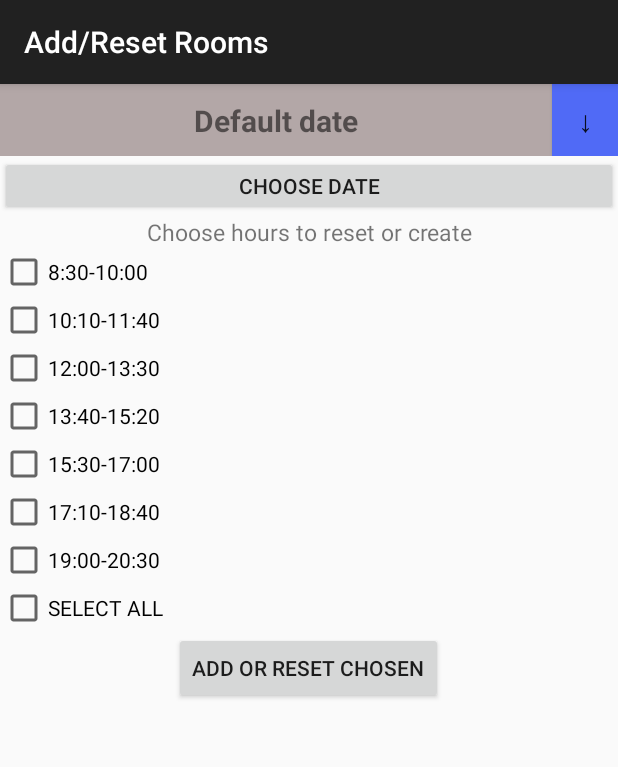
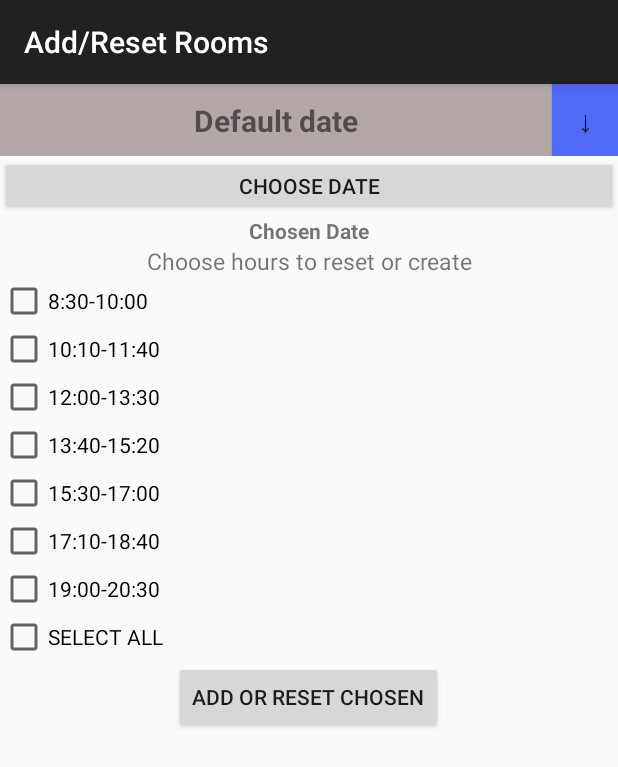
Before and after one commit to Plastuszko/Projekt_licencjacki, an Android app: the add_new_rooms screen opened directly, with no data from a screen before it, after a tap on "ADD OR RESET CHOSEN", on a phone screen of 412 x 824 dp. Shown: the top 767 px of the screen. Run offline under Robolectric (Android 15) with nearby library versions, the phone set to English and light mode, and no system bars; our stand-ins replace Firebase (no records; nobody signed in at launch, a user with empty details on screens opened directly).

Commit message:
adding new days but duplicate them

```diff
--- a/app/src/main/java/com/example/projekt_licencjacki/add_new_rooms.kt
+++ b/app/src/main/java/com/example/projekt_licencjacki/add_new_rooms.kt
@@ -1,31 +1,46 @@
 package com.example.projekt_licencjacki
 
+import android.app.DatePickerDialog
 import android.content.ContentValues.TAG
 import android.nfc.Tag
 import android.os.Bundle
 import android.os.PersistableBundle
 import android.util.Log
+import android.widget.DatePicker
 import android.widget.Toast
 import androidx.appcompat.app.AppCompatActivity
+import androidx.lifecycle.lifecycleScope
 import com.example.projekt_licencjacki.databinding.AddNewRoomsBinding
 import com.google.firebase.Firebase
 import com.google.firebase.firestore.firestore
+import kotlinx.coroutines.launch
+import java.text.SimpleDateFormat
+import java.util.Calendar
 import java.util.UUID
 import kotlin.random.Random
 
 
 private lateinit var binding: AddNewRoomsBinding
+private val formatter = SimpleDateFormat("dd.MM.yyyy")
+var chosen_date: String=""
+val calendar= Calendar.getInstance()
 var roomId=ArrayList<String>()
 var Hours: MutableMap<String, Any> = mutableMapOf()
 var Map_to_add: MutableMap<String, Any> = mutableMapOf()
 var db = Firebase.firestore
 
-class add_new_rooms: AppCompatActivity() {
+class add_new_rooms: AppCompatActivity(), DatePickerDialog.OnDateSetListener {
     override fun onCreate(savedInstanceState: Bundle?) {
         super.onCreate(savedInstanceState)
         binding = AddNewRoomsBinding.inflate(layoutInflater)
         setContentView(binding.root)
 
+        binding.chooseDateButton.setOnClickListener{
+            Log.d(TAG,"before:$ $chosen_date")
+            DatePickerDialog(this,this,calendar.get(Calendar.YEAR),calendar.get(Calendar.MONTH),calendar.get(
+                Calendar.DAY_OF_MONTH)).show()
+            Log.d(TAG,"after : $chosen_date")
+        }
         binding.checkboxHour1.setOnCheckedChangeListener{ buttonView, isChecked ->
                 if(binding.checkboxHour1.isChecked){
                     Hours[binding.checkboxHour1.text.toString()]= mutableMapOf(
@@ -139,40 +154,61 @@ class add_new_rooms: AppCompatActivity() {
             }
 
         }
-        binding.addResetBtn.setOnClickListener{
+        binding.addResetBtn.setOnClickListener {
             checkRooms()
-            for (i in roomId.indices) {
-                Map_to_add[roomId[i]] = mutableListOf(Hours)
-            }
+            if (chosen_date.isNotEmpty()) {
 
-            if(Map_to_add.isEmpty()|| Hours.isEmpty()){
-                Toast.makeText(this,"Please choose data to add",Toast.LENGTH_SHORT).show()
-            }else {
-                Log.d(TAG, "map to add: " + Map_to_add.toString())
+                for (i in roomId.indices) {
+                    Map_to_add[roomId[i]] = Hours.toMutableMap()
+                }
+
+                if (Map_to_add.isEmpty() || Hours.isEmpty()) {
+                    Toast.makeText(this, "Please choose data to add", Toast.LENGTH_SHORT).show()
+                } else {
+                    Log.d(TAG, "map to add: " + Map_to_add.toString())
+                    addRooms()
+                }
             }
         }
     }
 
 
-    private fun addRooms(){
+    private fun addRooms() {
+        for (roomId in roomId) {
+            val newDayId = generateRandomKey()
 
+            // Utwórz nowy dokument w kolekcji "Days" dla danego pokoju
+            val newDayDocumentRef = db.collection("rooms").document(roomId)
+                .collection("Days").document(newDayId)
 
-        for(i in roomId.indices) {
-            db.collection("rooms").document(roomId[i]).collection("Days").document()
-//                .set()
+            // Tutaj możesz dostosować dane dla nowo utworzonego dokumentu
+            val dataToSet = hashMapOf<String, Any>(
+                "Day" to chosen_date,
+                "Hours" to Map_to_add[roomId]!!
+            )
 
+            // Ustaw dane w dokumencie
+            newDayDocumentRef.set(dataToSet)
+                .addOnSuccessListener {
+                    Log.d(TAG, "Nowy dzień dodany pomyślnie.")
+                    // Obsługa sukcesu, jeśli to konieczne
+                }
+                .addOnFailureListener { e ->
+                    Log.e(TAG, "Błąd podczas dodawania nowego dnia", e)
+                    // Obsługa błędu, jeśli to konieczne
+                }
         }
+    }
 
-    }
-     fun checkRooms(){
-         Log.d(TAG,generateRandomKey())
-//        db.collection("rooms")
-//            .get()
-//            .addOnSuccessListener { roomIds ->
-//                for(document in roomIds){
-//                    roomId.add(document.get("rid").toString())
-//                }
-//            }
+    fun checkRooms(){
+         Log.d(TAG,generateRandomKey())//niepotrzebne do usunięcia
+        db.collection("rooms")
+            .get()
+            .addOnSuccessListener { roomIds ->
+                for(document in roomIds){
+                    roomId.add(document.get("rid").toString())
+                }
+            }
     }
     fun generateRandomKey(): String {
         val alphanumericChars = "abcdefghijklmnopqrstuvwxyzABCDEFGHIJKLMNOPQRSTUVWXYZ0123456789"
@@ -180,5 +216,18 @@ class add_new_rooms: AppCompatActivity() {
             .map { alphanumericChars[Random.nextInt(0, alphanumericChars.length)] }
             .joinToString("")
     }
+    private fun displayFormattedDate(timestamp: String) {
+        binding.displayDateAddRoom.text = timestamp
+    }
+    override fun onDateSet(view: DatePicker?, year: Int, month: Int, dayOfMonth: Int) {
+        lifecycleScope.launch {
+            //↓↓↓zapisuje ostatnią wybraną datę w trakcie wyboru w okienku
+            calendar.set(year, month, dayOfMonth)
+            //↓zmienia na cyfry
+            chosen_date = formatter.format(calendar.timeInMillis)
+            displayFormattedDate(chosen_date)
+            //------------------------------------------------------------
+        }
+    }
 
 }
--- a/app/src/main/res/layout/add_new_rooms.xml
+++ b/app/src/main/res/layout/add_new_rooms.xml
@@ -42,6 +42,13 @@
         android:layout_width="match_parent"
         android:layout_height="40dp"
         android:text="Choose Date" />
+    <TextView
+        android:id="@+id/display_date_add_room"
+        android:layout_width="match_parent"
+        android:layout_height="wrap_content"
+        android:text="Chosen Date"
+        android:gravity="center"
+        android:textStyle="bold"/>
     <LinearLayout
         android:id="@+id/button_hour_menu"
         android:layout_width="match_parent"
```
